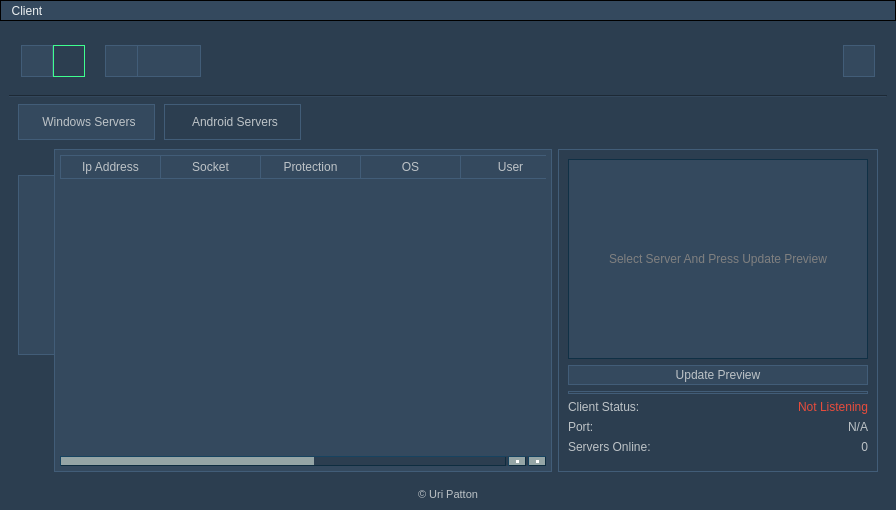
First picture: the form in source/gui.ui, repository 5l1v3r1/Moderat, before the edit.
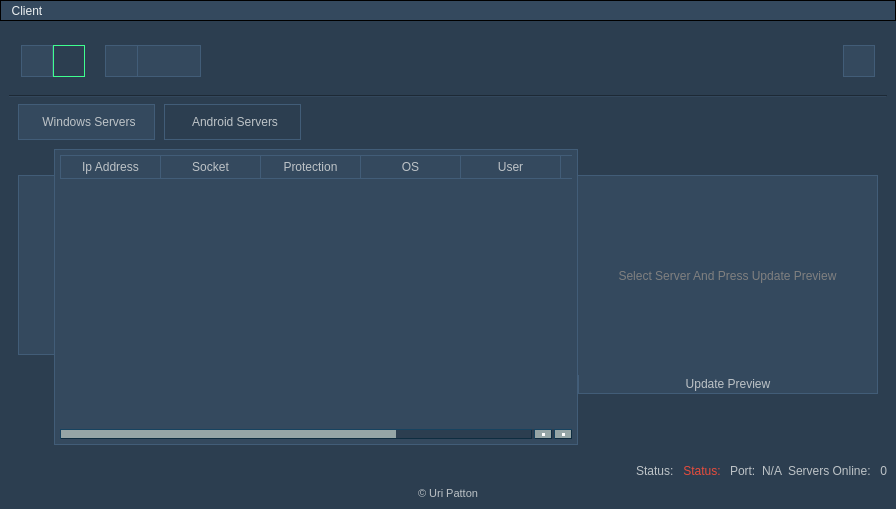
Second picture: the form after the edit. Icons and pictures are not drawn.

What changed in the file:
```diff
--- a/source/gui.ui
+++ b/source/gui.ui
@@ -106,28 +106,6 @@
 }</string>
    </property>
    <layout class="QGridLayout" name="gridLayout_5">
-    <item row="3" column="0">
-     <widget class="QLabel" name="creditLabel">
-      <property name="font">
-       <font>
-        <family>MS Shell Dlg 2</family>
-        <pointsize>8</pointsize>
-        <weight>50</weight>
-        <italic>false</italic>
-        <bold>false</bold>
-       </font>
-      </property>
-      <property name="styleSheet">
-       <string notr="true">font: 8pt &quot;MS Shell Dlg 2&quot;;</string>
-      </property>
-      <property name="text">
-       <string>© Uri Patton</string>
-      </property>
-      <property name="alignment">
-       <set>Qt::AlignCenter</set>
-      </property>
-     </widget>
-    </item>
     <item row="0" column="0">
      <widget class="QGroupBox" name="clientButtonsGroup">
       <property name="styleSheet">
@@ -452,6 +430,28 @@
       </layout>
      </widget>
     </item>
+    <item row="4" column="0">
+     <widget class="QLabel" name="creditLabel">
+      <property name="font">
+       <font>
+        <family>MS Shell Dlg 2</family>
+        <pointsize>8</pointsize>
+        <weight>50</weight>
+        <italic>false</italic>
+        <bold>false</bold>
+       </font>
+      </property>
+      <property name="styleSheet">
+       <string notr="true">font: 8pt &quot;MS Shell Dlg 2&quot;;</string>
+      </property>
+      <property name="text">
+       <string>© Uri Patton</string>
+      </property>
+      <property name="alignment">
+       <set>Qt::AlignCenter</set>
+      </property>
+     </widget>
+    </item>
     <item row="2" column="0">
      <widget class="QTabWidget" name="MainTabWidget">
       <property name="styleSheet">
@@ -907,191 +907,94 @@
             </column>
            </widget>
           </item>
-         </layout>
-        </item>
-        <item row="0" column="1">
-         <widget class="QGroupBox" name="panelGroup">
-          <property name="minimumSize">
-           <size>
-            <width>320</width>
-            <height>320</height>
-           </size>
-          </property>
-          <property name="maximumSize">
-           <size>
-            <width>320</width>
-            <height>16777215</height>
-           </size>
-          </property>
-          <property name="styleSheet">
-           <string notr="true">background-color: #2c3e50;
+          <item>
+           <layout class="QVBoxLayout" name="verticalLayout_2">
+            <property name="spacing">
+             <number>0</number>
+            </property>
+            <property name="leftMargin">
+             <number>0</number>
+            </property>
+            <property name="topMargin">
+             <number>26</number>
+            </property>
+            <item>
+             <widget class="QLabel" name="previewLabel">
+              <property name="minimumSize">
+               <size>
+                <width>300</width>
+                <height>200</height>
+               </size>
+              </property>
+              <property name="maximumSize">
+               <size>
+                <width>300</width>
+                <height>200</height>
+               </size>
+              </property>
+              <property name="styleSheet">
+               <string notr="true">color: grey;
 border: 1px ridge;
-border-color: #2c3e50;</string>
-          </property>
-          <property name="title">
-           <string/>
-          </property>
-          <property name="flat">
-           <bool>false</bool>
-          </property>
-          <layout class="QGridLayout" name="gridLayout_3">
-           <item row="1" column="0" colspan="2">
-            <layout class="QHBoxLayout" name="horizontalLayout_2">
-             <item>
-              <widget class="QPushButton" name="updatePreviewButton">
-               <property name="styleSheet">
-                <string notr="true">QPushButton#updatePreviewButton {
-			border: 1px ridge;
-            border-color: #2c3e50;
-			padding: 2px;
-            background-color: #34495e;
-            }
-
-QPushButton#updatePreviewButton:pressed {
-            background-color: #2c3e50;
-            }</string>
-               </property>
-               <property name="text">
-                <string>Update Preview</string>
-               </property>
-               <property name="icon">
-                <iconset resource="res.qrc">
-                 <normaloff>:/icons/assets/refresh.png</normaloff>:/icons/assets/refresh.png</iconset>
-               </property>
-               <property name="iconSize">
-                <size>
-                 <width>14</width>
-                 <height>14</height>
-                </size>
-               </property>
-              </widget>
-             </item>
-            </layout>
-           </item>
-           <item row="0" column="0" colspan="2">
-            <widget class="QLabel" name="previewLabel">
-             <property name="minimumSize">
-              <size>
-               <width>300</width>
-               <height>200</height>
-              </size>
-             </property>
-             <property name="maximumSize">
-              <size>
-               <width>300</width>
-               <height>200</height>
-              </size>
-             </property>
-             <property name="styleSheet">
-              <string notr="true">color: grey;
-border: 1px ridge;
-border-color: #0B202E;
+border-color: #2c3e50;
+border-left: none;
+border-bottom: none;
 background-color: #34495e;
 font: 7pt &quot;MS Shell Dlg 2&quot;;</string>
-             </property>
-             <property name="text">
-              <string>Select Server And Press Update Preview</string>
-             </property>
-             <property name="alignment">
-              <set>Qt::AlignCenter</set>
-             </property>
-            </widget>
-           </item>
-           <item row="3" column="1">
-            <widget class="QLabel" name="statusLabel">
-             <property name="styleSheet">
-              <string notr="true">border: none;
-color: #e74c3c;
-font: 8pt &quot;MS Shell Dlg 2&quot;;</string>
-             </property>
-             <property name="text">
-              <string>Not Listening</string>
-             </property>
-             <property name="alignment">
-              <set>Qt::AlignRight|Qt::AlignTrailing|Qt::AlignVCenter</set>
-             </property>
-            </widget>
-           </item>
-           <item row="4" column="0">
-            <widget class="QLabel" name="portTextLabel">
-             <property name="styleSheet">
-              <string notr="true">border: none;</string>
-             </property>
-             <property name="text">
-              <string>Port:</string>
-             </property>
-            </widget>
-           </item>
-           <item row="4" column="1">
-            <widget class="QLabel" name="portLabel">
-             <property name="styleSheet">
-              <string notr="true">border: none;
-font: 8pt &quot;MS Shell Dlg 2&quot;;</string>
-             </property>
-             <property name="text">
-              <string>N/A</string>
-             </property>
-             <property name="alignment">
-              <set>Qt::AlignRight|Qt::AlignTrailing|Qt::AlignVCenter</set>
-             </property>
-            </widget>
-           </item>
-           <item row="5" column="0">
-            <widget class="QLabel" name="serversOnlineStatus">
-             <property name="styleSheet">
-              <string notr="true">border: none;</string>
-             </property>
-             <property name="text">
-              <string>Servers Online: </string>
-             </property>
-            </widget>
-           </item>
-           <item row="5" column="1">
-            <widget class="QLabel" name="onlineStatus">
-             <property name="styleSheet">
-              <string notr="true">border: none;
-font: 8pt &quot;MS Shell Dlg 2&quot;;</string>
-             </property>
-             <property name="text">
-              <string>0</string>
-             </property>
-             <property name="alignment">
-              <set>Qt::AlignRight|Qt::AlignTrailing|Qt::AlignVCenter</set>
-             </property>
-            </widget>
-           </item>
-           <item row="3" column="0">
-            <widget class="QLabel" name="clientStatusLabel">
-             <property name="styleSheet">
-              <string notr="true">border: none;</string>
-             </property>
-             <property name="text">
-              <string>Client Status: </string>
-             </property>
-            </widget>
-           </item>
-           <item row="6" column="0" colspan="2">
-            <spacer name="verticalSpacer">
-             <property name="orientation">
-              <enum>Qt::Vertical</enum>
-             </property>
-             <property name="sizeHint" stdset="0">
-              <size>
-               <width>10</width>
-               <height>40</height>
-              </size>
-             </property>
-            </spacer>
-           </item>
-           <item row="2" column="0" colspan="2">
-            <widget class="Line" name="line_3">
-             <property name="orientation">
-              <enum>Qt::Horizontal</enum>
-             </property>
-            </widget>
-           </item>
-          </layout>
-         </widget>
+              </property>
+              <property name="text">
+               <string>Select Server And Press Update Preview</string>
+              </property>
+              <property name="alignment">
+               <set>Qt::AlignCenter</set>
+              </property>
+             </widget>
+            </item>
+            <item>
+             <widget class="QPushButton" name="updatePreviewButton">
+              <property name="styleSheet">
+               <string notr="true">QPushButton#updatePreviewButton {
+			border: 1px ridge;
+            border-color: #2c3e50;
+			border-top: none;
+			padding: 2px;
+            background-color: #34495e;
+            }
+
+QPushButton#updatePreviewButton:pressed {
+            background-color: #2c3e50;
+            }</string>
+              </property>
+              <property name="text">
+               <string>Update Preview</string>
+              </property>
+              <property name="icon">
+               <iconset resource="res.qrc">
+                <normaloff>:/icons/assets/refresh.png</normaloff>:/icons/assets/refresh.png</iconset>
+              </property>
+              <property name="iconSize">
+               <size>
+                <width>14</width>
+                <height>14</height>
+               </size>
+              </property>
+             </widget>
+            </item>
+            <item>
+             <spacer name="verticalSpacer_3">
+              <property name="orientation">
+               <enum>Qt::Vertical</enum>
+              </property>
+              <property name="sizeHint" stdset="0">
+               <size>
+                <width>20</width>
+                <height>40</height>
+               </size>
+              </property>
+             </spacer>
+            </item>
+           </layout>
+          </item>
+         </layout>
         </item>
        </layout>
       </widget>
@@ -1234,6 +1137,108 @@
       </property>
      </widget>
     </item>
+    <item row="3" column="0">
+     <layout class="QHBoxLayout" name="horizontalLayout_6">
+      <item>
+       <layout class="QHBoxLayout" name="horizontalLayout_4">
+        <item>
+         <spacer name="horizontalSpacer_2">
+          <property name="orientation">
+           <enum>Qt::Horizontal</enum>
+          </property>
+          <property name="sizeHint" stdset="0">
+           <size>
+            <width>40</width>
+            <height>20</height>
+           </size>
+          </property>
+         </spacer>
+        </item>
+        <item>
+         <widget class="QLabel" name="clientStatusLabel">
+          <property name="styleSheet">
+           <string notr="true">border: none;</string>
+          </property>
+          <property name="text">
+           <string>Status: </string>
+          </property>
+         </widget>
+        </item>
+        <item>
+         <widget class="QLabel" name="statusLabel">
+          <property name="styleSheet">
+           <string notr="true">border: none;
+color: #e74c3c;
+font: 8pt &quot;MS Shell Dlg 2&quot;;</string>
+          </property>
+          <property name="text">
+           <string>Status: </string>
+          </property>
+          <property name="alignment">
+           <set>Qt::AlignRight|Qt::AlignTrailing|Qt::AlignVCenter</set>
+          </property>
+         </widget>
+        </item>
+       </layout>
+      </item>
+      <item>
+       <layout class="QHBoxLayout" name="horizontalLayout_2">
+        <item>
+         <widget class="QLabel" name="portTextLabel">
+          <property name="styleSheet">
+           <string notr="true">border: none;</string>
+          </property>
+          <property name="text">
+           <string>Port:</string>
+          </property>
+         </widget>
+        </item>
+        <item>
+         <widget class="QLabel" name="portLabel">
+          <property name="styleSheet">
+           <string notr="true">border: none;
+font: 8pt &quot;MS Shell Dlg 2&quot;;</string>
+          </property>
+          <property name="text">
+           <string>N/A</string>
+          </property>
+          <property name="alignment">
+           <set>Qt::AlignRight|Qt::AlignTrailing|Qt::AlignVCenter</set>
+          </property>
+         </widget>
+        </item>
+       </layout>
+      </item>
+      <item>
+       <layout class="QHBoxLayout" name="horizontalLayout_5">
+        <item>
+         <widget class="QLabel" name="serversOnlineStatus">
+          <property name="styleSheet">
+           <string notr="true">border: none;</string>
+          </property>
+          <property name="text">
+           <string>Servers Online: </string>
+          </property>
+         </widget>
+        </item>
+        <item>
+         <widget class="QLabel" name="onlineStatus">
+          <property name="styleSheet">
+           <string notr="true">border: none;
+font: 8pt &quot;MS Shell Dlg 2&quot;;</string>
+          </property>
+          <property name="text">
+           <string>0</string>
+          </property>
+          <property name="alignment">
+           <set>Qt::AlignRight|Qt::AlignTrailing|Qt::AlignVCenter</set>
+          </property>
+         </widget>
+        </item>
+       </layout>
+      </item>
+     </layout>
+    </item>
    </layout>
   </widget>
   <widget class="QMenuBar" name="menubar">
```
Left out of the diff: 2 changed lines with no effect on the pictures.
